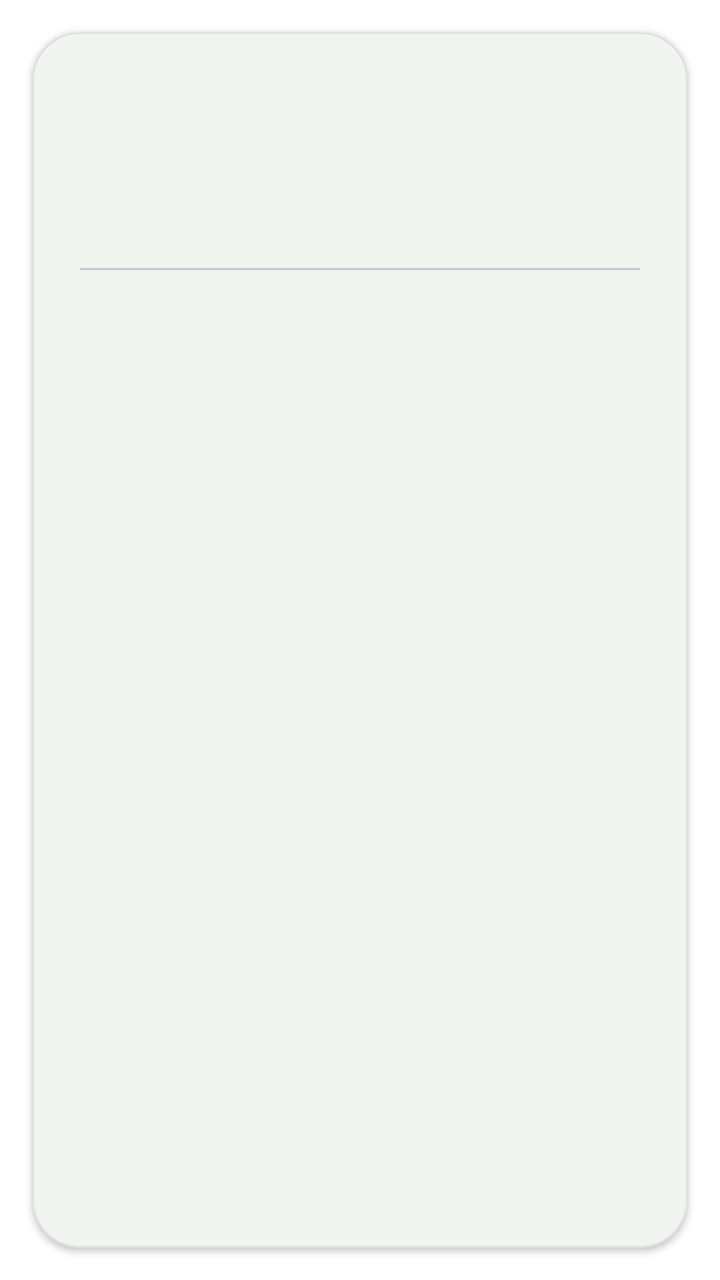
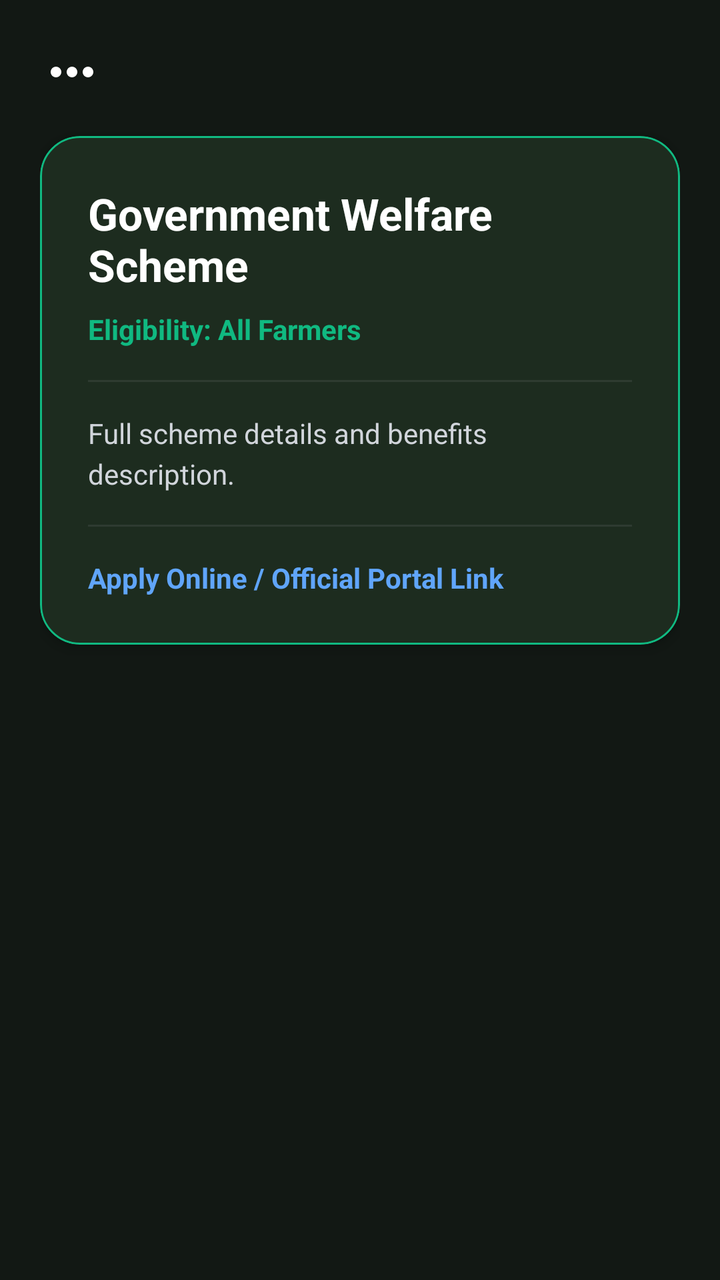

An Android layout rendered at two revisions. The XML below is the earlier revision; the diff shows what the commit changed to produce the second picture.
<!-- AndroidManifest.xml: application theme Theme.SmartAgriculture -->
<!-- res/layout/fragment_scheme_detail.xml -->
<?xml version="1.0" encoding="utf-8"?>
<androidx.core.widget.NestedScrollView
    xmlns:android="http://schemas.android.com/apk/res/android"
    xmlns:app="http://schemas.android.com/apk/res-auto"
    android:layout_width="match_parent"
    android:layout_height="match_parent"
    android:fillViewport="true"
    android:background="?attr/colorSurface">

    <com.google.android.material.card.MaterialCardView
        android:layout_width="match_parent"
        android:layout_height="wrap_content"
        android:layout_margin="16dp"
        app:cardBackgroundColor="?attr/colorSurface"
        app:cardCornerRadius="24dp"
        app:cardElevation="2dp"
        app:strokeWidth="1dp"
        app:strokeColor="#E0E0E0">

        <androidx.constraintlayout.widget.ConstraintLayout
            android:layout_width="match_parent"
            android:layout_height="wrap_content"
            android:padding="24dp">

            <TextView
                android:id="@+id/tvDetailTitle"
                android:layout_width="wrap_content"
                android:layout_height="wrap_content"
                android:textSize="24sp"
                android:textStyle="bold"
                android:textColor="?attr/colorPrimary"
                app:layout_constraintTop_toTopOf="parent"
                app:layout_constraintStart_toStartOf="parent" />

            <TextView
                android:id="@+id/tvDetailEligibility"
                android:layout_width="wrap_content"
                android:layout_height="wrap_content"
                android:textSize="16sp"
                android:textColor="?attr/colorOnSurface"
                android:textStyle="bold"
                app:layout_constraintTop_toBottomOf="@id/tvDetailTitle"
                app:layout_constraintStart_toStartOf="parent"
                android:layout_marginTop="16dp" />

            <com.google.android.material.divider.MaterialDivider
                android:id="@+id/divider"
                android:layout_width="match_parent"
                android:layout_height="wrap_content"
                app:layout_constraintTop_toBottomOf="@id/tvDetailEligibility"
                android:layout_marginTop="24dp" />

            <TextView
                android:id="@+id/tvDetailFullDesc"
                android:layout_width="match_parent"
                android:layout_height="wrap_content"
                android:textSize="16sp"
                android:textColor="?attr/colorOnSurfaceVariant"
                android:lineSpacingExtra="6dp"
                app:layout_constraintTop_toBottomOf="@id/divider"
                app:layout_constraintStart_toStartOf="parent"
                android:layout_marginTop="24dp" />

            <TextView
                android:id="@+id/tvDetailLink"
                android:layout_width="match_parent"
                android:layout_height="wrap_content"
                android:textSize="16sp"
                android:textColor="?attr/colorPrimary"
                android:autoLink="web"
                android:textStyle="bold"
                app:layout_constraintTop_toBottomOf="@id/tvDetailFullDesc"
                app:layout_constraintStart_toStartOf="parent"
                android:layout_marginTop="24dp" />

        </androidx.constraintlayout.widget.ConstraintLayout>
    </com.google.android.material.card.MaterialCardView>
</androidx.core.widget.NestedScrollView>
<!-- resources referenced by this layout -->
<resources>
  <style name="Theme.SmartAgriculture" parent="Base.Theme.SmartAgriculture" />
  <style name="Base.Theme.SmartAgriculture" parent="Theme.Material3.DayNight.NoActionBar">
          
          <item name="colorPrimary">@color/colorPrimary</item>
          <item name="colorPrimaryVariant">@color/colorPrimaryVariant</item>
          <item name="colorOnPrimary">@color/colorOnPrimary</item>
          
          
          <item name="colorSecondary">@color/colorSecondary</item>
          <item name="colorSecondaryVariant">@color/colorSecondaryVariant</item>
          <item name="colorOnSecondary">@color/colorOnSecondary</item>
          
          
          <item name="android:colorBackground">@color/colorBackground</item>
          <item name="colorSurface">@color/colorSurface</item>
          
          
          <item name="fontFamily">sans-serif</item>
      </style>
  <color name="colorPrimary">#2E7D32</color>
  <color name="colorPrimaryVariant">#1B5E20</color>
  <color name="colorOnPrimary">#FFFFFF</color>
  <color name="colorSecondary">#81C784</color>
  <color name="colorSecondaryVariant">#66BB6A</color>
  <color name="colorOnSecondary">#000000</color>
  <color name="colorBackground">#F5F5F5</color>
  <color name="colorSurface">#FFFFFF</color>
</resources>

<!-- the commit's change to res/layout/fragment_scheme_detail.xml (unified diff, before → after) -->
@@ -1,78 +1,93 @@
 <?xml version="1.0" encoding="utf-8"?>
-<androidx.core.widget.NestedScrollView
-    xmlns:android="http://schemas.android.com/apk/res/android"
+<androidx.core.widget.NestedScrollView xmlns:android="http://schemas.android.com/apk/res/android"
     xmlns:app="http://schemas.android.com/apk/res-auto"
     android:layout_width="match_parent"
     android:layout_height="match_parent"
     android:fillViewport="true"
-    android:background="?attr/colorSurface">
+    android:background="#121814">
 
-    <com.google.android.material.card.MaterialCardView
+    <LinearLayout
         android:layout_width="match_parent"
         android:layout_height="wrap_content"
-        android:layout_margin="16dp"
-        app:cardBackgroundColor="?attr/colorSurface"
-        app:cardCornerRadius="24dp"
-        app:cardElevation="2dp"
-        app:strokeWidth="1dp"
-        app:strokeColor="#E0E0E0">
+        android:orientation="vertical"
+        android:padding="20dp"
+        android:paddingBottom="40dp">
 
-        <androidx.constraintlayout.widget.ConstraintLayout
+        <ImageView
+            android:id="@+id/btnBack"
+            android:layout_width="32dp"
+            android:layout_height="32dp"
+            android:src="@drawable/ic_more"
+            app:tint="#FFFFFF"
+            android:layout_marginBottom="16dp" />
+
+        <com.google.android.material.card.MaterialCardView
             android:layout_width="match_parent"
             android:layout_height="wrap_content"
-            android:padding="24dp">
+            app:cardBackgroundColor="#1C241E"
+            app:cardCornerRadius="20dp"
+            app:cardElevation="4dp"
+            app:strokeColor="#10B981"
+            app:strokeWidth="1dp">
 
-            <TextView
-                android:id="@+id/tvDetailTitle"
-                android:layout_width="wrap_content"
-                android:layout_height="wrap_content"
-                android:textSize="24sp"
-                android:textStyle="bold"
-                android:textColor="?attr/colorPrimary"
-                app:layout_constraintTop_toTopOf="parent"
-                app:layout_constraintStart_toStartOf="parent" />
-
-            <TextView
-                android:id="@+id/tvDetailEligibility"
-                android:layout_width="wrap_content"
-                android:layout_height="wrap_content"
-                android:textSize="16sp"
-                android:textColor="?attr/colorOnSurface"
-                android:textStyle="bold"
-                app:layout_constraintTop_toBottomOf="@id/tvDetailTitle"
-                app:layout_constraintStart_toStartOf="parent"
-                android:layout_marginTop="16dp" />
-
-            <com.google.android.material.divider.MaterialDivider
-                android:id="@+id/divider"
+            <LinearLayout
                 android:layout_width="match_parent"
                 android:layout_height="wrap_content"
-                app:layout_constraintTop_toBottomOf="@id/tvDetailEligibility"
-                android:layout_marginTop="24dp" />
+                android:orientation="vertical"
+                android:padding="24dp">
 
-            <TextView
-                android:id="@+id/tvDetailFullDesc"
-                android:layout_width="match_parent"
-                android:layout_height="wrap_content"
-                android:textSize="16sp"
-                android:textColor="?attr/colorOnSurfaceVariant"
-                android:lineSpacingExtra="6dp"
-                app:layout_constraintTop_toBottomOf="@id/divider"
-                app:layout_constraintStart_toStartOf="parent"
-                android:layout_marginTop="24dp" />
+                <TextView
+                    android:id="@+id/tvDetailTitle"
+                    android:layout_width="match_parent"
+                    android:layout_height="wrap_content"
+                    android:text="Government Welfare Scheme"
+                    android:textSize="22sp"
+                    android:textStyle="bold"
+                    android:textColor="#FFFFFF" />
 
-            <TextView
-                android:id="@+id/tvDetailLink"
-                android:layout_width="match_parent"
-                android:layout_height="wrap_content"
-                android:textSize="16sp"
-                android:textColor="?attr/colorPrimary"
-                android:autoLink="web"
-                android:textStyle="bold"
-                app:layout_constraintTop_toBottomOf="@id/tvDetailFullDesc"
-                app:layout_constraintStart_toStartOf="parent"
-                android:layout_marginTop="24dp" />
+                <TextView
+                    android:id="@+id/tvDetailEligibility"
+                    android:layout_width="match_parent"
+                    android:layout_height="wrap_content"
+                    android:layout_marginTop="8dp"
+                    android:text="Eligibility: All Farmers"
+                    android:textSize="14sp"
+                    android:textColor="#10B981"
+                    android:textStyle="bold" />
 
-        </androidx.constraintlayout.widget.ConstraintLayout>
-    </com.google.android.material.card.MaterialCardView>
+                <View
+                    android:layout_width="match_parent"
+                    android:layout_height="1dp"
+                    android:background="#2E3B31"
+                    android:layout_marginVertical="16dp" />
+
+                <TextView
+                    android:id="@+id/tvDetailFullDesc"
+                    android:layout_width="match_parent"
+                    android:layout_height="wrap_content"
+                    android:text="Full scheme details and benefits description."
+                    android:textSize="14sp"
+                    android:lineSpacingExtra="4dp"
+                    android:textColor="#D1D5DB" />
+
+                <View
+                    android:layout_width="match_parent"
+                    android:layout_height="1dp"
+                    android:background="#2E3B31"
+                    android:layout_marginVertical="16dp" />
+
+                <TextView
+                    android:id="@+id/tvDetailLink"
+                    android:layout_width="match_parent"
+                    android:layout_height="wrap_content"
+                    android:text="Apply Online / Official Portal Link"
+                    android:textSize="14sp"
+                    android:textColor="#60A5FA"
+                    android:autoLink="web"
+                    android:textStyle="bold" />
+
+            </LinearLayout>
+        </com.google.android.material.card.MaterialCardView>
+
+    </LinearLayout>
 </androidx.core.widget.NestedScrollView>
<!-- resource entries referenced after the edit -->
@@ -1,5 +1,15 @@
 <!-- resources referenced by this layout -->
 <resources>
+  <!-- drawable ic_more (drawable) -->
+  <vector xmlns:android="http://schemas.android.com/apk/res/android"
+      android:width="24dp"
+      android:height="24dp"
+      android:viewportWidth="24.0"
+      android:viewportHeight="24.0">
+      <path
+          android:fillColor="#FF000000"
+          android:pathData="M6,10c-1.1,0 -2,0.9 -2,2s0.9,2 2,2 2,-0.9 2,-2 -0.9,-2 -2,-2zm12,0c-1.1,0 -2,0.9 -2,2s0.9,2 2,2 2,-0.9 2,-2 -0.9,-2 -2,-2zm-6,0c-1.1,0 -2,0.9 -2,2s0.9,2 2,2 2,-0.9 2,-2 -0.9,-2 -2,-2z"/>
+  </vector>
   <style name="Theme.SmartAgriculture" parent="Base.Theme.SmartAgriculture" />
   <style name="Base.Theme.SmartAgriculture" parent="Theme.Material3.DayNight.NoActionBar">
           
@@ -13,8 +23,11 @@
           <item name="colorOnSecondary">@color/colorOnSecondary</item>
           
           
-          <item name="android:colorBackground">@color/colorBackground</item>
-          <item name="colorSurface">@color/colorSurface</item>
+          <item name="android:colorBackground">#121814</item>
+          <item name="colorSurface">#1C241E</item>
+          <item name="colorSurfaceVariant">#242E27</item>
+          <item name="colorOnSurface">#FFFFFF</item>
+          <item name="colorOnSurfaceVariant">#9CA3AF</item>
           
           
           <item name="fontFamily">sans-serif</item>
@@ -25,7 +38,5 @@
   <color name="colorSecondary">#81C784</color>
   <color name="colorSecondaryVariant">#66BB6A</color>
   <color name="colorOnSecondary">#000000</color>
-  <color name="colorBackground">#F5F5F5</color>
-  <color name="colorSurface">#FFFFFF</color>
 </resources>
 
